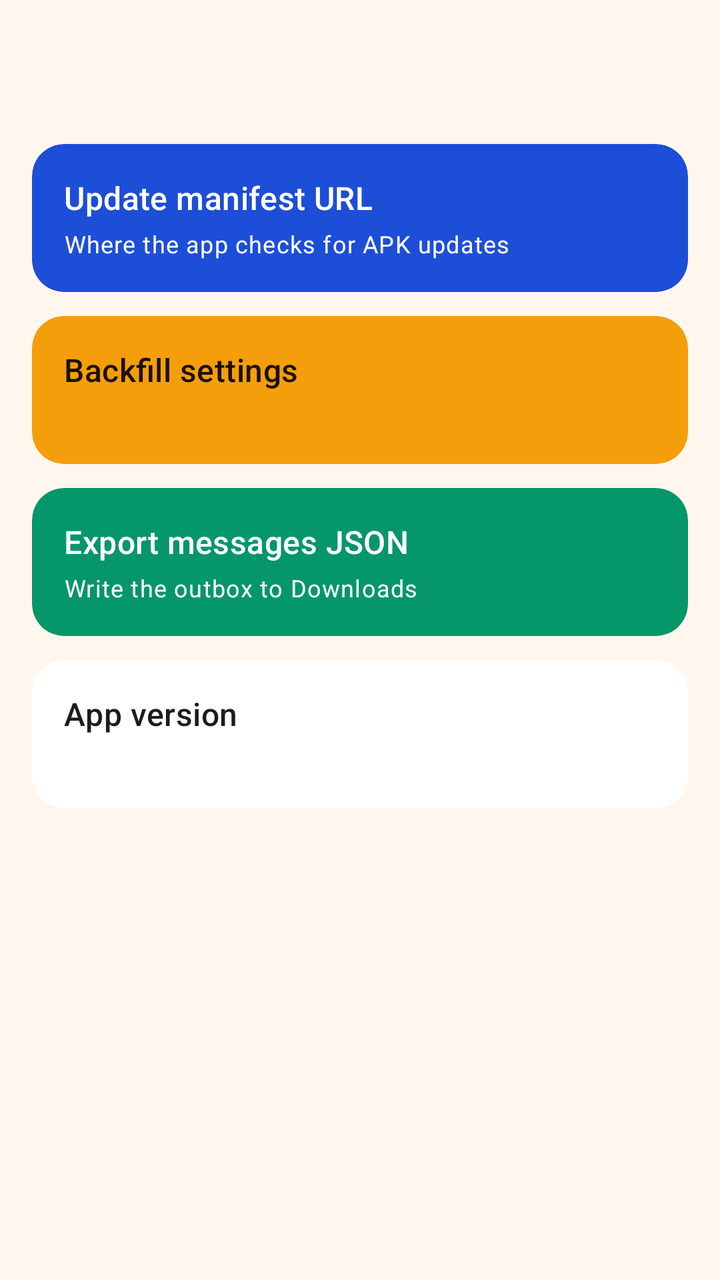
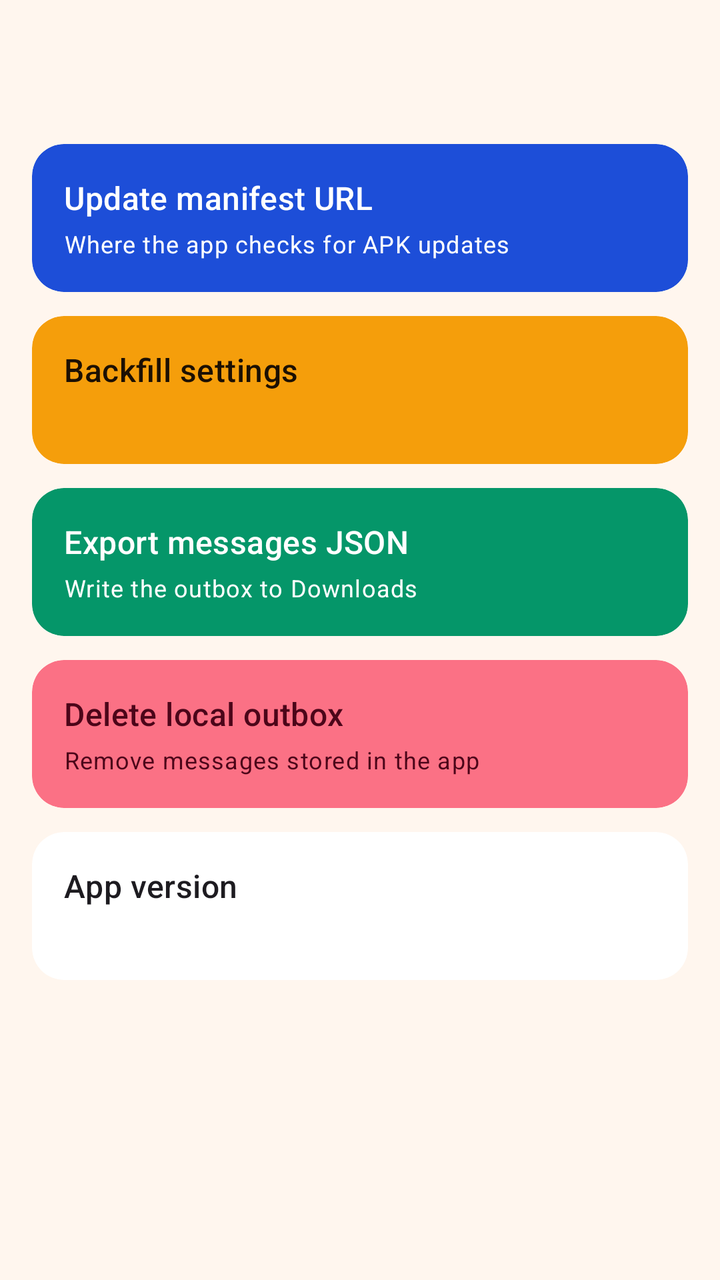

Screens rendered from an Android XML layout before and after an edit, with the pre-edit source and the edit as a unified diff.
<!-- AndroidManifest.xml: application theme Theme.TMSCompanion -->
<!-- res/layout/fragment_settings.xml -->
<?xml version="1.0" encoding="utf-8"?>
<androidx.core.widget.NestedScrollView xmlns:android="http://schemas.android.com/apk/res/android"
    xmlns:app="http://schemas.android.com/apk/res-auto"
    android:layout_width="match_parent"
    android:layout_height="match_parent"
    android:background="?attr/colorSurface"
    android:clickable="true"
    android:clipToPadding="false"
    android:fillViewport="true"
    android:focusable="true"
    android:paddingTop="@dimen/list_padding_top"
    android:paddingBottom="@dimen/list_padding_bottom"
    android:paddingHorizontal="16dp">

    <LinearLayout
        android:layout_width="match_parent"
        android:layout_height="wrap_content"
        android:orientation="vertical">

        <com.google.android.material.card.MaterialCardView
            android:id="@+id/manifestRow"
            style="@style/Widget.TMS.Card"
            android:layout_width="match_parent"
            android:layout_height="wrap_content"
            android:clickable="true"
            android:focusable="true"
            android:minHeight="@dimen/touch_min"
            app:cardBackgroundColor="?attr/colorPrimaryContainer">

            <LinearLayout
                android:layout_width="match_parent"
                android:layout_height="wrap_content"
                android:orientation="vertical"
                android:padding="16dp">

                <TextView
                    android:layout_width="wrap_content"
                    android:layout_height="wrap_content"
                    android:text="@string/settings_manifest_title"
                    android:textAppearance="?attr/textAppearanceTitleMedium"
                    android:textColor="?attr/colorOnPrimaryContainer" />

                <TextView
                    android:id="@+id/manifestSubtitle"
                    android:layout_width="wrap_content"
                    android:layout_height="wrap_content"
                    android:layout_marginTop="4dp"
                    android:text="@string/settings_manifest_subtitle"
                    android:textAppearance="?attr/textAppearanceBodySmall"
                    android:textColor="?attr/colorOnPrimaryContainer" />
            </LinearLayout>
        </com.google.android.material.card.MaterialCardView>

        <com.google.android.material.card.MaterialCardView
            android:id="@+id/backfillRow"
            style="@style/Widget.TMS.Card"
            android:layout_width="match_parent"
            android:layout_height="wrap_content"
            android:layout_marginTop="12dp"
            android:clickable="true"
            android:focusable="true"
            android:minHeight="@dimen/touch_min"
            app:cardBackgroundColor="?attr/colorTertiaryContainer">

            <LinearLayout
                android:layout_width="match_parent"
                android:layout_height="wrap_content"
                android:orientation="vertical"
                android:padding="16dp">

                <TextView
                    android:layout_width="wrap_content"
                    android:layout_height="wrap_content"
                    android:text="@string/settings_backfill_title"
                    android:textAppearance="?attr/textAppearanceTitleMedium"
                    android:textColor="?attr/colorOnTertiaryContainer" />

                <TextView
                    android:id="@+id/backfillSubtitle"
                    android:layout_width="wrap_content"
                    android:layout_height="wrap_content"
                    android:layout_marginTop="4dp"
                    android:textAppearance="?attr/textAppearanceBodySmall"
                    android:textColor="?attr/colorOnTertiaryContainer" />
            </LinearLayout>
        </com.google.android.material.card.MaterialCardView>

        <com.google.android.material.card.MaterialCardView
            android:id="@+id/exportRow"
            style="@style/Widget.TMS.Card"
            android:layout_width="match_parent"
            android:layout_height="wrap_content"
            android:layout_marginTop="12dp"
            android:clickable="true"
            android:focusable="true"
            android:minHeight="@dimen/touch_min"
            app:cardBackgroundColor="?attr/colorSecondaryContainer">

            <LinearLayout
                android:layout_width="match_parent"
                android:layout_height="wrap_content"
                android:orientation="vertical"
                android:padding="16dp">

                <TextView
                    android:layout_width="wrap_content"
                    android:layout_height="wrap_content"
                    android:text="@string/settings_export_title"
                    android:textAppearance="?attr/textAppearanceTitleMedium"
                    android:textColor="?attr/colorOnSecondaryContainer" />

                <TextView
                    android:layout_width="wrap_content"
                    android:layout_height="wrap_content"
                    android:layout_marginTop="4dp"
                    android:text="@string/settings_export_subtitle"
                    android:textAppearance="?attr/textAppearanceBodySmall"
                    android:textColor="?attr/colorOnSecondaryContainer" />
            </LinearLayout>
        </com.google.android.material.card.MaterialCardView>

        <com.google.android.material.card.MaterialCardView
            style="@style/Widget.TMS.Card"
            android:layout_width="match_parent"
            android:layout_height="wrap_content"
            android:layout_marginTop="12dp">

            <LinearLayout
                android:layout_width="match_parent"
                android:layout_height="wrap_content"
                android:orientation="vertical"
                android:padding="16dp">

                <TextView
                    android:layout_width="wrap_content"
                    android:layout_height="wrap_content"
                    android:text="@string/settings_version_title"
                    android:textAppearance="?attr/textAppearanceTitleMedium" />

                <TextView
                    android:id="@+id/versionText"
                    android:layout_width="wrap_content"
                    android:layout_height="wrap_content"
                    android:layout_marginTop="4dp"
                    android:fontFamily="monospace"
                    android:textAppearance="?attr/textAppearanceBodySmall"
                    android:textColor="?attr/colorOnSurfaceVariant" />
            </LinearLayout>
        </com.google.android.material.card.MaterialCardView>
    </LinearLayout>
</androidx.core.widget.NestedScrollView>
<!-- resources referenced by this layout -->
<resources>
  <dimen name="list_padding_bottom">104dp</dimen>
  <dimen name="list_padding_top">72dp</dimen>
  <dimen name="touch_min">48dp</dimen>
  <string name="settings_backfill_title">Backfill settings</string>
  <string name="settings_export_subtitle">Write the outbox to Downloads</string>
  <string name="settings_export_title">Export messages JSON</string>
  <string name="settings_manifest_subtitle">Where the app checks for APK updates</string>
  <string name="settings_manifest_title">Update manifest URL</string>
  <string name="settings_version_title">App version</string>
  <style name="ShapeAppearance.TMS.Large" parent="ShapeAppearance.Material3.Corner.Large">
          <item name="cornerSize">@dimen/shape_lg</item>
      </style>
  <color name="md_surface_container_lowest">#FFFFFF</color>
  <dimen name="shape_lg">16dp</dimen>
  <color name="md_primary">#155EEF</color>
  <color name="md_on_primary">#FFFFFF</color>
  <color name="md_primary_container">#1D4ED8</color>
  <color name="md_on_primary_container">#FFFFFF</color>
  <color name="md_secondary">#047857</color>
  <color name="md_on_secondary">#FFFFFF</color>
  <color name="md_secondary_container">#059669</color>
  <color name="md_on_secondary_container">#FFFFFF</color>
  <color name="md_tertiary">#C2410C</color>
  <color name="md_on_tertiary">#FFFFFF</color>
  <color name="md_tertiary_container">#F59E0B</color>
  <color name="md_on_tertiary_container">#1C1003</color>
  <color name="md_error">#E11D48</color>
  <color name="md_on_error">#FFFFFF</color>
  <color name="md_error_container">#FB7185</color>
  <color name="md_on_error_container">#4C0519</color>
  <color name="md_background">#FFF6EE</color>
  <color name="md_on_background">#1C1917</color>
  <color name="md_surface">#FFF6EE</color>
  <color name="md_on_surface">#1C1917</color>
  <color name="md_surface_variant">#FFE4C4</color>
  <color name="md_on_surface_variant">#57534E</color>
  <color name="md_outline">#A8A29E</color>
  <color name="md_outline_variant">#E7E5E4</color>
  <color name="md_inverse_surface">#1C1917</color>
  <color name="md_inverse_on_surface">#FAFAF9</color>
  <color name="md_inverse_primary">#93C5FD</color>
  <color name="md_success">#15803D</color>
  <color name="md_on_success">#FFFFFF</color>
  <color name="md_success_container">#22C55E</color>
  <color name="md_on_success_container">#052E16</color>
  <color name="md_pending">#FACC15</color>
  <color name="md_on_pending">#1C1003</color>
  <color name="md_pending_container">#F59E0B</color>
  <color name="md_on_pending_container">#1C1003</color>
  <color name="md_surface_container">#FFE8D1</color>
  <color name="md_surface_container_low">#FFFFFF</color>
  <color name="md_surface_container_high">#FFFFFF</color>
  <style name="ShapeAppearance.TMS.ExtraSmall" parent="ShapeAppearance.Material3.Corner.ExtraSmall">
          <item name="cornerSize">@dimen/shape_xs</item>
      </style>
  <style name="ShapeAppearance.TMS.Small" parent="ShapeAppearance.Material3.Corner.Small">
          <item name="cornerSize">@dimen/shape_sm</item>
      </style>
  <style name="ShapeAppearance.TMS.Medium" parent="ShapeAppearance.Material3.Corner.Medium">
          <item name="cornerSize">@dimen/shape_md</item>
      </style>
  <style name="ShapeAppearance.TMS.ExtraLarge" parent="ShapeAppearance.Material3.Corner.ExtraLarge">
          <item name="cornerSize">@dimen/shape_xl</item>
      </style>
  <style name="Widget.TMS.SnackbarText" parent="Widget.Material3.Snackbar.TextView">
          <item name="android:textColor">@color/md_inverse_on_surface</item>
      </style>
  <dimen name="shape_xs">4dp</dimen>
  <dimen name="shape_sm">8dp</dimen>
  <dimen name="shape_md">14dp</dimen>
  <dimen name="shape_xl">20dp</dimen>
  <!-- unchanged entries left out for length: 13 -->
</resources>

<!-- the commit's change to res/layout/fragment_settings.xml (unified diff, before → after) -->
@@ -120,6 +120,40 @@
         </com.google.android.material.card.MaterialCardView>
 
         <com.google.android.material.card.MaterialCardView
+            android:id="@+id/deleteOutboxRow"
+            style="@style/Widget.TMS.Card"
+            android:layout_width="match_parent"
+            android:layout_height="wrap_content"
+            android:layout_marginTop="12dp"
+            android:clickable="true"
+            android:focusable="true"
+            android:minHeight="@dimen/touch_min"
+            app:cardBackgroundColor="?attr/colorErrorContainer">
+
+            <LinearLayout
+                android:layout_width="match_parent"
+                android:layout_height="wrap_content"
+                android:orientation="vertical"
+                android:padding="16dp">
+
+                <TextView
+                    android:layout_width="wrap_content"
+                    android:layout_height="wrap_content"
+                    android:text="@string/settings_delete_outbox_title"
+                    android:textAppearance="?attr/textAppearanceTitleMedium"
+                    android:textColor="?attr/colorOnErrorContainer" />
+
+                <TextView
+                    android:layout_width="wrap_content"
+                    android:layout_height="wrap_content"
+                    android:layout_marginTop="4dp"
+                    android:text="@string/settings_delete_outbox_subtitle"
+                    android:textAppearance="?attr/textAppearanceBodySmall"
+                    android:textColor="?attr/colorOnErrorContainer" />
+            </LinearLayout>
+        </com.google.android.material.card.MaterialCardView>
+
+        <com.google.android.material.card.MaterialCardView
             style="@style/Widget.TMS.Card"
             android:layout_width="match_parent"
             android:layout_height="wrap_content"
<!-- resource entries referenced after the edit -->
@@ -4,6 +4,8 @@
   <dimen name="list_padding_top">72dp</dimen>
   <dimen name="touch_min">48dp</dimen>
   <string name="settings_backfill_title">Backfill settings</string>
+  <string name="settings_delete_outbox_subtitle">Remove messages stored in the app</string>
+  <string name="settings_delete_outbox_title">Delete local outbox</string>
   <string name="settings_export_subtitle">Write the outbox to Downloads</string>
   <string name="settings_export_title">Export messages JSON</string>
   <string name="settings_manifest_subtitle">Where the app checks for APK updates</string>
